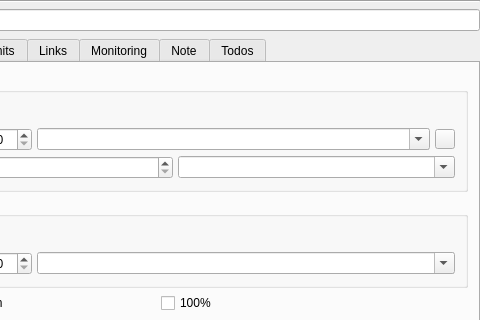
Above: plugins/drugsplugin/dosagedialog/mfDosageViewer.ui from FreeHealth/freehealth before the change; both pictures show x 163 to 643 and y 0 to 320 of the 643 by 473 pixel window. Below: the same form after it.
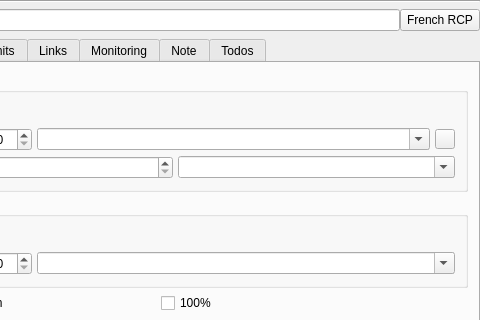
That is the form after the change. Custom widgets are drawn as their Qt base class.

Commit message: added French RCP button and link when available removed About Qt menu action updating docs

The edit to the form file:
```diff
--- a/plugins/drugsplugin/dosagedialog/mfDosageViewer.ui
+++ b/plugins/drugsplugin/dosagedialog/mfDosageViewer.ui
@@ -42,6 +42,13 @@
      <item>
       <widget class="QLineEdit" name="labelLineEdit"/>
      </item>
+     <item>
+      <widget class="QPushButton" name="frenchRCPButton">
+       <property name="text">
+        <string>French RCP</string>
+       </property>
+      </widget>
+     </item>
     </layout>
    </item>
    <item row="2" column="0">
```
The commit also changes 10 other files.
